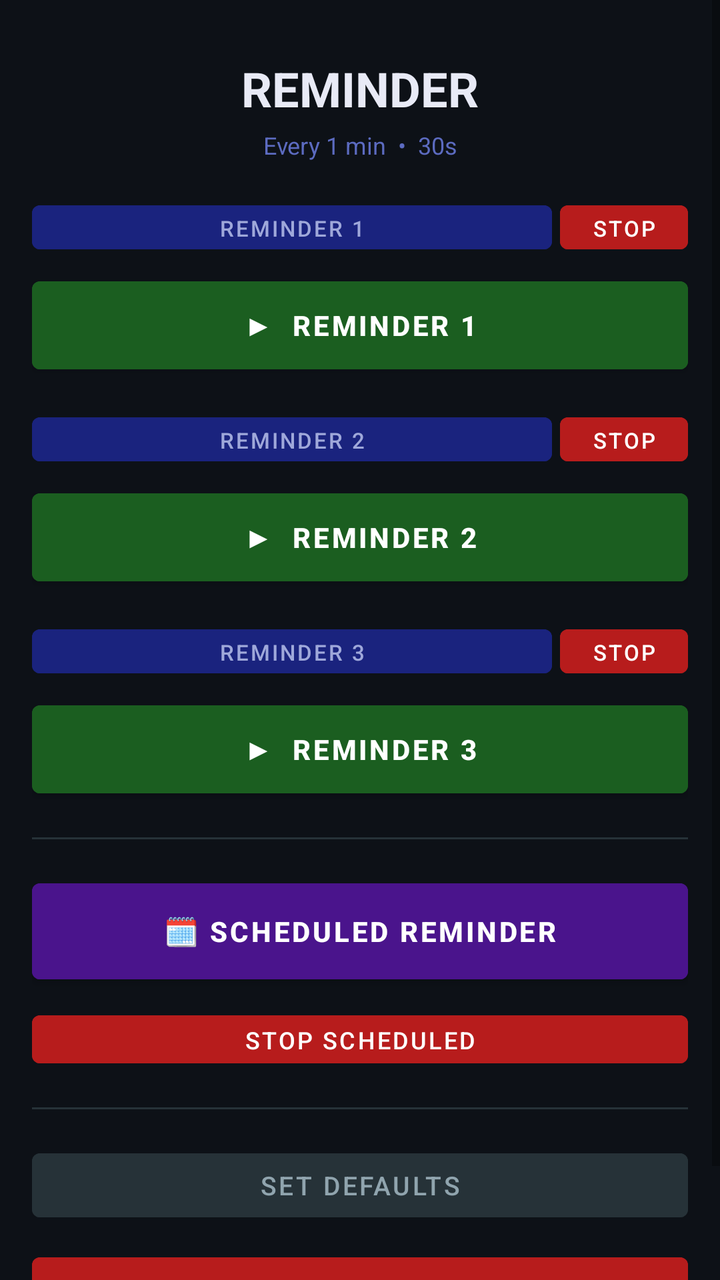
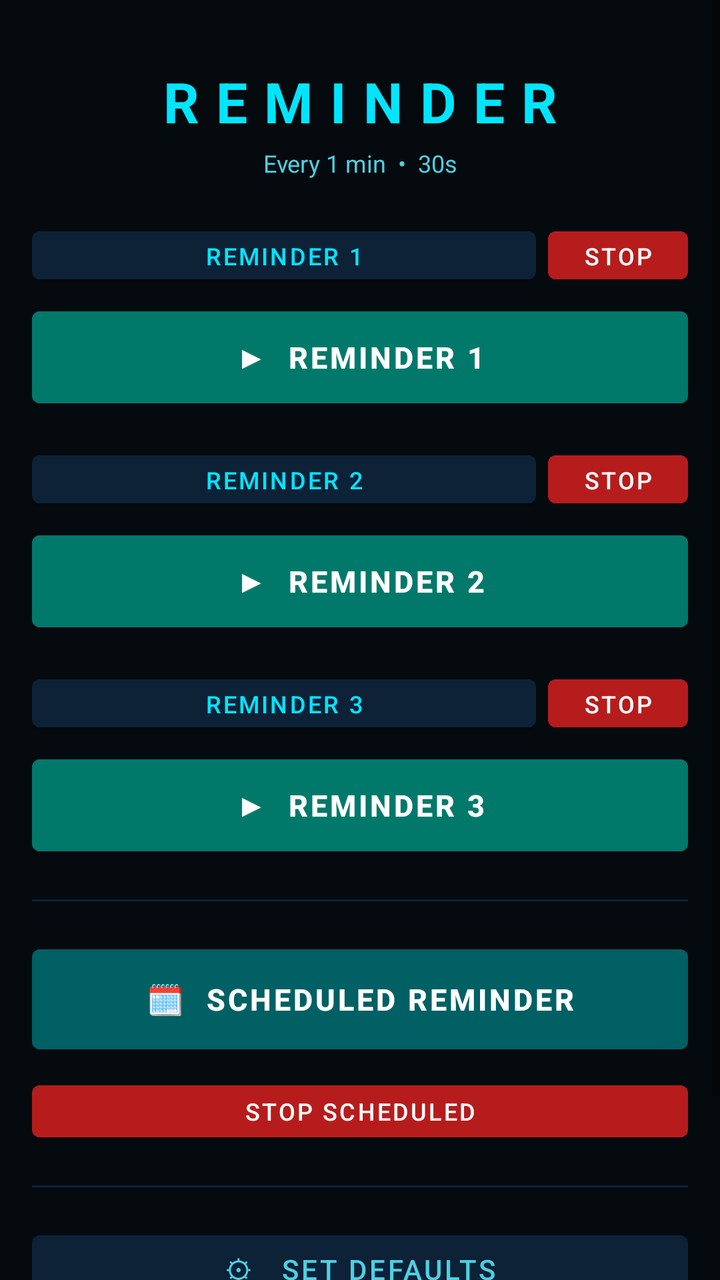

Screens rendered from an Android XML layout before and after an edit, with the pre-edit source and the edit as a unified diff.
<!-- AndroidManifest.xml: application theme AppTheme -->
<!-- res/layout/activity_main.xml -->
<?xml version="1.0" encoding="utf-8"?>
<ScrollView xmlns:android="http://schemas.android.com/apk/res/android"
    android:layout_width="match_parent"
    android:layout_height="match_parent"
    android:background="#0D1117">

    <LinearLayout
        android:layout_width="match_parent"
        android:layout_height="wrap_content"
        android:orientation="vertical"
        android:padding="16dp">

        <TextView
            android:layout_width="match_parent"
            android:layout_height="wrap_content"
            android:text="REMINDER"
            android:textSize="24sp"
            android:textStyle="bold"
            android:textColor="#E8EAF6"
            android:gravity="center"
            android:layout_marginTop="12dp"
            android:layout_marginBottom="4dp"/>

        <TextView
            android:id="@+id/tvSettings"
            android:layout_width="match_parent"
            android:layout_height="wrap_content"
            android:text="Every 1 min  •  30s"
            android:textSize="12sp"
            android:textColor="#5C6BC0"
            android:gravity="center"
            android:layout_marginBottom="16dp"/>

        <LinearLayout android:layout_width="match_parent" android:layout_height="wrap_content" android:orientation="horizontal" android:layout_marginBottom="4dp">
            <Button android:id="@+id/btnRename1" android:layout_width="0dp" android:layout_height="34dp" android:layout_weight="1" android:text="Reminder 1" android:textSize="11sp" android:backgroundTint="#1A237E" android:textColor="#9FA8DA" android:layout_marginEnd="4dp"/>
            <Button android:id="@+id/btnStop1" android:layout_width="64dp" android:layout_height="34dp" android:text="STOP" android:textSize="11sp" android:backgroundTint="#B71C1C" android:textColor="#FFFFFF" android:enabled="false"/>
        </LinearLayout>
        <Button android:id="@+id/btnSlot1" android:layout_width="match_parent" android:layout_height="56dp" android:text="▶  Reminder 1" android:textSize="14sp" android:textStyle="bold" android:backgroundTint="#1B5E20" android:textColor="#FFFFFF" android:layout_marginBottom="12dp"/>

        <LinearLayout android:layout_width="match_parent" android:layout_height="wrap_content" android:orientation="horizontal" android:layout_marginBottom="4dp">
            <Button android:id="@+id/btnRename2" android:layout_width="0dp" android:layout_height="34dp" android:layout_weight="1" android:text="Reminder 2" android:textSize="11sp" android:backgroundTint="#1A237E" android:textColor="#9FA8DA" android:layout_marginEnd="4dp"/>
            <Button android:id="@+id/btnStop2" android:layout_width="64dp" android:layout_height="34dp" android:text="STOP" android:textSize="11sp" android:backgroundTint="#B71C1C" android:textColor="#FFFFFF" android:enabled="false"/>
        </LinearLayout>
        <Button android:id="@+id/btnSlot2" android:layout_width="match_parent" android:layout_height="56dp" android:text="▶  Reminder 2" android:textSize="14sp" android:textStyle="bold" android:backgroundTint="#1B5E20" android:textColor="#FFFFFF" android:layout_marginBottom="12dp"/>

        <LinearLayout android:layout_width="match_parent" android:layout_height="wrap_content" android:orientation="horizontal" android:layout_marginBottom="4dp">
            <Button android:id="@+id/btnRename3" android:layout_width="0dp" android:layout_height="34dp" android:layout_weight="1" android:text="Reminder 3" android:textSize="11sp" android:backgroundTint="#1A237E" android:textColor="#9FA8DA" android:layout_marginEnd="4dp"/>
            <Button android:id="@+id/btnStop3" android:layout_width="64dp" android:layout_height="34dp" android:text="STOP" android:textSize="11sp" android:backgroundTint="#B71C1C" android:textColor="#FFFFFF" android:enabled="false"/>
        </LinearLayout>
        <Button android:id="@+id/btnSlot3" android:layout_width="match_parent" android:layout_height="56dp" android:text="▶  Reminder 3" android:textSize="14sp" android:textStyle="bold" android:backgroundTint="#1B5E20" android:textColor="#FFFFFF" android:layout_marginBottom="16dp"/>

        <View android:layout_width="match_parent" android:layout_height="1dp" android:background="#263238" android:layout_marginBottom="16dp"/>

        <Button android:id="@+id/btnScheduled" android:layout_width="match_parent" android:layout_height="60dp" android:text="🗓 Scheduled Reminder" android:textSize="14sp" android:textStyle="bold" android:backgroundTint="#4A148C" android:textColor="#FFFFFF" android:layout_marginBottom="6dp"/>
        <Button android:id="@+id/btnStopScheduled" android:layout_width="match_parent" android:layout_height="36dp" android:text="STOP SCHEDULED" android:textSize="12sp" android:backgroundTint="#B71C1C" android:textColor="#FFFFFF" android:enabled="false" android:layout_marginBottom="16dp"/>

        <View android:layout_width="match_parent" android:layout_height="1dp" android:background="#263238" android:layout_marginBottom="16dp"/>

        <Button android:id="@+id/btnDefaultSettings" android:layout_width="match_parent" android:layout_height="44dp" android:text="Set Defaults" android:textSize="13sp" android:backgroundTint="#263238" android:textColor="#90A4AE" android:layout_marginBottom="8dp"/>
        <Button android:id="@+id/btnStopAll" android:layout_width="match_parent" android:layout_height="48dp" android:text="STOP ALL" android:textSize="14sp" android:textStyle="bold" android:backgroundTint="#B71C1C" android:textColor="#FFFFFF" android:enabled="false" android:layout_marginBottom="16dp"/>

    </LinearLayout>
</ScrollView>
<!-- resources referenced by this layout -->
<resources>
  <style name="AppTheme" parent="Theme.MaterialComponents.DayNight.NoActionBar">
          <item name="colorPrimary">#3949AB</item>
          <item name="colorPrimaryDark">#1A237E</item>
          <item name="colorAccent">#7986CB</item>
      </style>
</resources>

<!-- the commit's change to res/layout/activity_main.xml (unified diff, before → after) -->
@@ -2,7 +2,7 @@
 <ScrollView xmlns:android="http://schemas.android.com/apk/res/android"
     android:layout_width="match_parent"
     android:layout_height="match_parent"
-    android:background="#0D1117">
+    android:background="#050A0F">
 
     <LinearLayout
         android:layout_width="match_parent"
@@ -14,11 +14,12 @@
             android:layout_width="match_parent"
             android:layout_height="wrap_content"
             android:text="REMINDER"
-            android:textSize="24sp"
+            android:textSize="28sp"
             android:textStyle="bold"
-            android:textColor="#E8EAF6"
+            android:textColor="#00E5FF"
+            android:letterSpacing="0.3"
             android:gravity="center"
-            android:layout_marginTop="12dp"
+            android:layout_marginTop="16dp"
             android:layout_marginBottom="4dp"/>
 
         <TextView
@@ -27,37 +28,44 @@
             android:layout_height="wrap_content"
             android:text="Every 1 min  •  30s"
             android:textSize="12sp"
-            android:textColor="#5C6BC0"
+            android:textColor="#4DD0E1"
             android:gravity="center"
-            android:layout_marginBottom="16dp"/>
+            android:layout_marginBottom="20dp"/>
 
+        
         <LinearLayout android:layout_width="match_parent" android:layout_height="wrap_content" android:orientation="horizontal" android:layout_marginBottom="4dp">
-            <Button android:id="@+id/btnRename1" android:layout_width="0dp" android:layout_height="34dp" android:layout_weight="1" android:text="Reminder 1" android:textSize="11sp" android:backgroundTint="#1A237E" android:textColor="#9FA8DA" android:layout_marginEnd="4dp"/>
-            <Button android:id="@+id/btnStop1" android:layout_width="64dp" android:layout_height="34dp" android:text="STOP" android:textSize="11sp" android:backgroundTint="#B71C1C" android:textColor="#FFFFFF" android:enabled="false"/>
+            <Button android:id="@+id/btnRename1" android:layout_width="0dp" android:layout_height="36dp" android:layout_weight="1" android:text="Reminder 1" android:textSize="12sp" android:backgroundTint="#0D2137" android:textColor="#00E5FF" android:layout_marginEnd="6dp"/>
+            <Button android:id="@+id/btnStop1" android:layout_width="70dp" android:layout_height="36dp" android:text="STOP" android:textSize="12sp" android:backgroundTint="#B71C1C" android:textColor="#FFFFFF" android:enabled="false"/>
         </LinearLayout>
-        <Button android:id="@+id/btnSlot1" android:layout_width="match_parent" android:layout_height="56dp" android:text="▶  Reminder 1" android:textSize="14sp" android:textStyle="bold" android:backgroundTint="#1B5E20" android:textColor="#FFFFFF" android:layout_marginBottom="12dp"/>
+        <Button android:id="@+id/btnSlot1" android:layout_width="match_parent" android:layout_height="58dp" android:text="▶  Reminder 1" android:textSize="15sp" android:textStyle="bold" android:backgroundTint="#00796B" android:textColor="#FFFFFF" android:layout_marginBottom="14dp"/>
 
+        
         <LinearLayout android:layout_width="match_parent" android:layout_height="wrap_content" android:orientation="horizontal" android:layout_marginBottom="4dp">
-            <Button android:id="@+id/btnRename2" android:layout_width="0dp" android:layout_height="34dp" android:layout_weight="1" android:text="Reminder 2" android:textSize="11sp" android:backgroundTint="#1A237E" android:textColor="#9FA8DA" android:layout_marginEnd="4dp"/>
-            <Button android:id="@+id/btnStop2" android:layout_width="64dp" android:layout_height="34dp" android:text="STOP" android:textSize="11sp" android:backgroundTint="#B71C1C" android:textColor="#FFFFFF" android:enabled="false"/>
+            <Button android:id="@+id/btnRename2" android:layout_width="0dp" android:layout_height="36dp" android:layout_weight="1" android:text="Reminder 2" android:textSize="12sp" android:backgroundTint="#0D2137" android:textColor="#00E5FF" android:layout_marginEnd="6dp"/>
+            <Button android:id="@+id/btnStop2" android:layout_width="70dp" android:layout_height="36dp" android:text="STOP" android:textSize="12sp" android:backgroundTint="#B71C1C" android:textColor="#FFFFFF" android:enabled="false"/>
         </LinearLayout>
-        <Button android:id="@+id/btnSlot2" android:layout_width="match_parent" android:layout_height="56dp" android:text="▶  Reminder 2" android:textSize="14sp" android:textStyle="bold" android:backgroundTint="#1B5E20" android:textColor="#FFFFFF" android:layout_marginBottom="12dp"/>
+        <Button android:id="@+id/btnSlot2" android:layout_width="match_parent" android:layout_height="58dp" android:text="▶  Reminder 2" android:textSize="15sp" android:textStyle="bold" android:backgroundTint="#00796B" android:textColor="#FFFFFF" android:layout_marginBottom="14dp"/>
 
+        
         <LinearLayout android:layout_width="match_parent" android:layout_height="wrap_content" android:orientation="horizontal" android:layout_marginBottom="4dp">
-            <Button android:id="@+id/btnRename3" android:layout_width="0dp" android:layout_height="34dp" android:layout_weight="1" android:text="Reminder 3" android:textSize="11sp" android:backgroundTint="#1A237E" android:textColor="#9FA8DA" android:layout_marginEnd="4dp"/>
-            <Button android:id="@+id/btnStop3" android:layout_width="64dp" android:layout_height="34dp" android:text="STOP" android:textSize="11sp" android:backgroundTint="#B71C1C" android:textColor="#FFFFFF" android:enabled="false"/>
+            <Button android:id="@+id/btnRename3" android:layout_width="0dp" android:layout_height="36dp" android:layout_weight="1" android:text="Reminder 3" android:textSize="12sp" android:backgroundTint="#0D2137" android:textColor="#00E5FF" android:layout_marginEnd="6dp"/>
+            <Button android:id="@+id/btnStop3" android:layout_width="70dp" android:layout_height="36dp" android:text="STOP" android:textSize="12sp" android:backgroundTint="#B71C1C" android:textColor="#FFFFFF" android:enabled="false"/>
         </LinearLayout>
-        <Button android:id="@+id/btnSlot3" android:layout_width="match_parent" android:layout_height="56dp" android:text="▶  Reminder 3" android:textSize="14sp" android:textStyle="bold" android:backgroundTint="#1B5E20" android:textColor="#FFFFFF" android:layout_marginBottom="16dp"/>
+        <Button android:id="@+id/btnSlot3" android:layout_width="match_parent" android:layout_height="58dp" android:text="▶  Reminder 3" android:textSize="15sp" android:textStyle="bold" android:backgroundTint="#00796B" android:textColor="#FFFFFF" android:layout_marginBottom="18dp"/>
 
-        <View android:layout_width="match_parent" android:layout_height="1dp" android:background="#263238" android:layout_marginBottom="16dp"/>
+        
+        <View android:layout_width="match_parent" android:layout_height="1dp" android:background="#0D2137" android:layout_marginBottom="18dp"/>
 
-        <Button android:id="@+id/btnScheduled" android:layout_width="match_parent" android:layout_height="60dp" android:text="🗓 Scheduled Reminder" android:textSize="14sp" android:textStyle="bold" android:backgroundTint="#4A148C" android:textColor="#FFFFFF" android:layout_marginBottom="6dp"/>
-        <Button android:id="@+id/btnStopScheduled" android:layout_width="match_parent" android:layout_height="36dp" android:text="STOP SCHEDULED" android:textSize="12sp" android:backgroundTint="#B71C1C" android:textColor="#FFFFFF" android:enabled="false" android:layout_marginBottom="16dp"/>
+        
+        <Button android:id="@+id/btnScheduled" android:layout_width="match_parent" android:layout_height="62dp" android:text="🗓  Scheduled Reminder" android:textSize="15sp" android:textStyle="bold" android:backgroundTint="#006064" android:textColor="#FFFFFF" android:layout_marginBottom="6dp"/>
+        <Button android:id="@+id/btnStopScheduled" android:layout_width="match_parent" android:layout_height="38dp" android:text="STOP SCHEDULED" android:textSize="12sp" android:backgroundTint="#B71C1C" android:textColor="#FFFFFF" android:enabled="false" android:layout_marginBottom="18dp"/>
 
-        <View android:layout_width="match_parent" android:layout_height="1dp" android:background="#263238" android:layout_marginBottom="16dp"/>
+        
+        <View android:layout_width="match_parent" android:layout_height="1dp" android:background="#0D2137" android:layout_marginBottom="18dp"/>
 
-        <Button android:id="@+id/btnDefaultSettings" android:layout_width="match_parent" android:layout_height="44dp" android:text="Set Defaults" android:textSize="13sp" android:backgroundTint="#263238" android:textColor="#90A4AE" android:layout_marginBottom="8dp"/>
-        <Button android:id="@+id/btnStopAll" android:layout_width="match_parent" android:layout_height="48dp" android:text="STOP ALL" android:textSize="14sp" android:textStyle="bold" android:backgroundTint="#B71C1C" android:textColor="#FFFFFF" android:enabled="false" android:layout_marginBottom="16dp"/>
+        
+        <Button android:id="@+id/btnDefaultSettings" android:layout_width="match_parent" android:layout_height="46dp" android:text="⚙   Set Defaults" android:textSize="14sp" android:backgroundTint="#0D2137" android:textColor="#4DD0E1" android:layout_marginBottom="8dp"/>
+        <Button android:id="@+id/btnStopAll" android:layout_width="match_parent" android:layout_height="50dp" android:text="■   STOP ALL" android:textSize="15sp" android:textStyle="bold" android:backgroundTint="#B71C1C" android:textColor="#FFFFFF" android:enabled="false" android:layout_marginBottom="16dp"/>
 
     </LinearLayout>
 </ScrollView>
